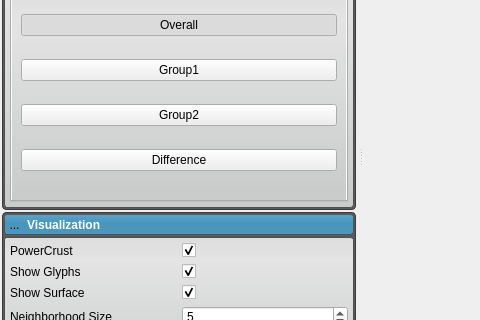
Qt form src/ShapeWorksView2/ShapeWorksView2.ui (SCIInstitute/ShapeWorks) before a commit; both pictures show x 0 to 480 and y 115 to 435 of the 799 by 522 pixel window.
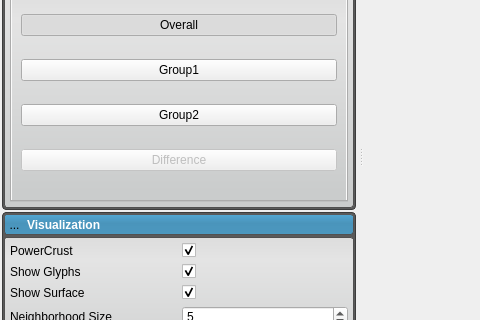
The same form after that commit. The open tabs and pages were chosen to show the change. Icons and pictures are not drawn. Custom widgets are drawn as their Qt base class.

Commit message: disable difference check

Patch:
```diff
--- a/src/ShapeWorksView2/ShapeWorksView2.ui
+++ b/src/ShapeWorksView2/ShapeWorksView2.ui
@@ -520,6 +520,9 @@
                </item>
                <item>
                 <widget class="QPushButton" name="meanDifferenceButton">
+                 <property name="enabled">
+                  <bool>false</bool>
+                 </property>
                  <property name="text">
                   <string>Difference</string>
                  </property>
```
Left out of the diff: 123 changed lines with no effect on the pictures.
